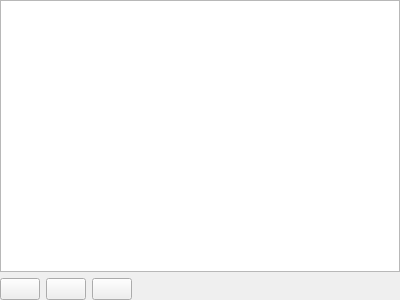
The window that src/ui/qgsrulebasedlabelingwidget.ui (nextgis/nextgisqgis) describes before a commit, drawn with Qt 5.
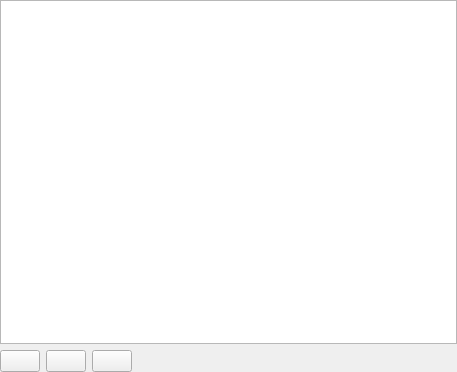
The same window after the commit. Icons and pictures are not drawn.

Diff of the .ui file:
```diff
--- a/src/ui/qgsrulebasedlabelingwidget.ui
+++ b/src/ui/qgsrulebasedlabelingwidget.ui
@@ -6,8 +6,8 @@
    <rect>
     <x>0</x>
     <y>0</y>
-    <width>400</width>
-    <height>300</height>
+    <width>457</width>
+    <height>372</height>
    </rect>
   </property>
   <layout class="QVBoxLayout" name="verticalLayout">
```
